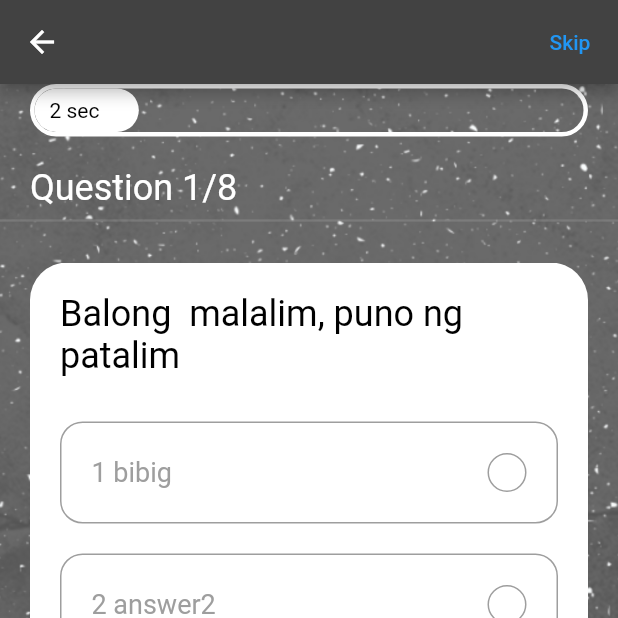
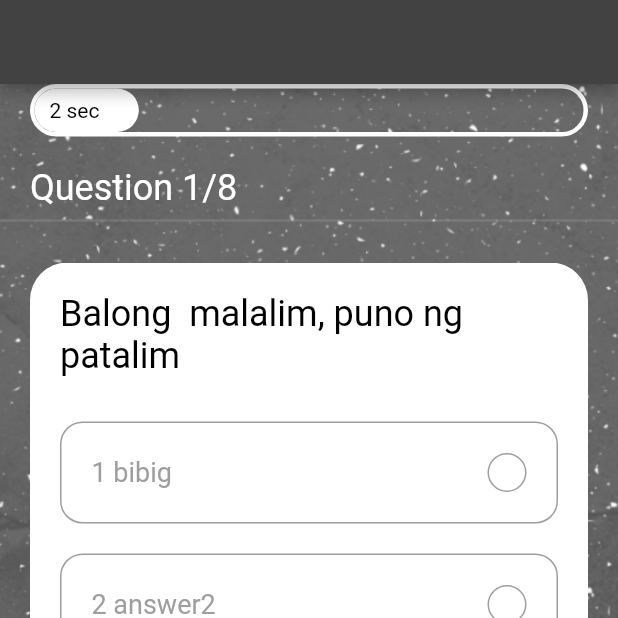
Before and after one commit to dumasrobert13/new_quiz_app, a Flutter app: the QuizScreen screen opened directly, on a phone screen of 412 x 824 dp, the top half of it. Run offline on Flutter 3.47's test engine with Material 2 defaults, Android fonts, the light colour scheme and no system bars; our stand-ins replace get.

```diff
--- a/lib/screens/quiz/quiz_screen.dart
+++ b/lib/screens/quiz/quiz_screen.dart
@@ -6,16 +6,10 @@ class QuizScreen extends StatelessWidget {
 
   @override
   Widget build(BuildContext context) {
-
     return Scaffold(
       extendBodyBehindAppBar: true,
       appBar: AppBar(
-        actions: [
-          TextButton(
-            onPressed: () {},
-            child: const Text('Skip'),
-          ),
-        ],
+        automaticallyImplyLeading: false,
       ),
       // ignore: prefer_const_constructors
       body: Body(),
```
Also changed, not shown: lib/screens/score/score_screen.dart (+5 -5 lines).
